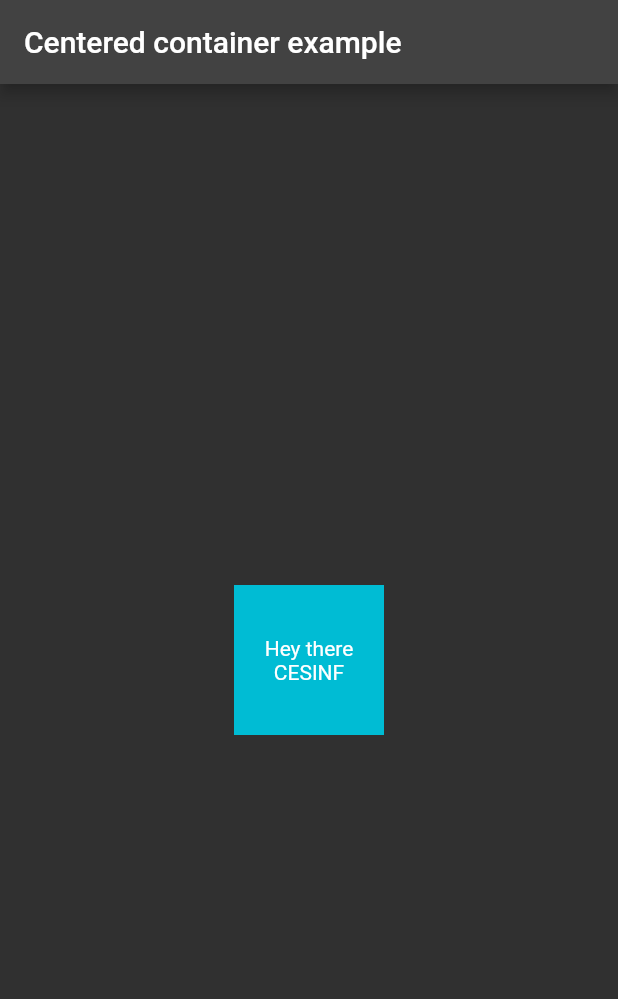
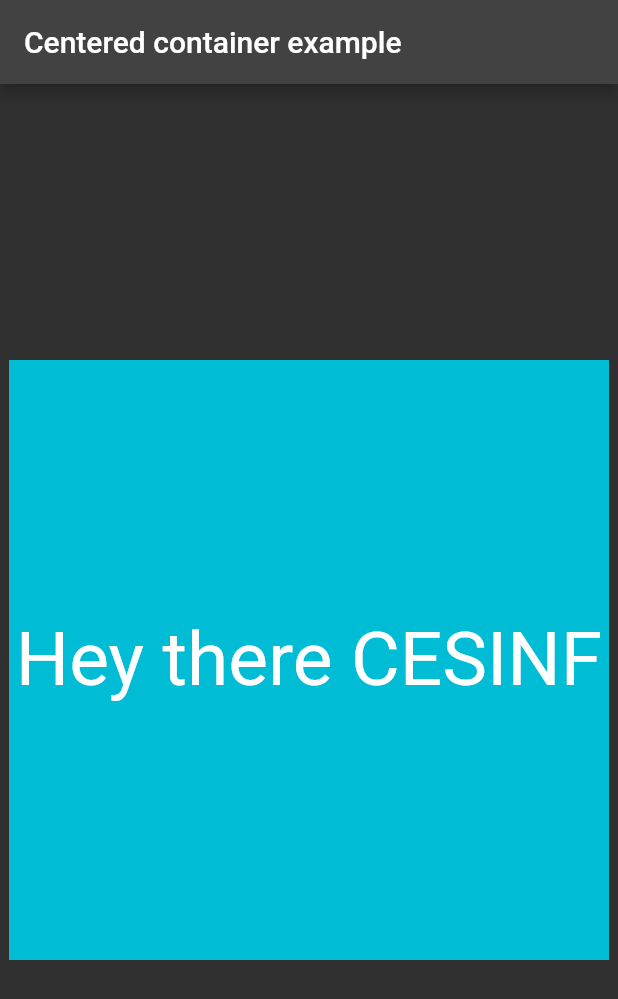
Before and after one commit to josnih21/cesinf-examples, a Flutter app: the screen it shows after launch, on a phone screen of 412 x 824 dp. Shown: the top 999 px of the screen. Run offline on Flutter 3.47's test engine with Material 2 defaults, Android fonts, the light colour scheme and no system bars.

Commit message:
:lipstick: Improve ui making sizes bigger

```diff
--- a/lib/main.dart
+++ b/lib/main.dart
@@ -51,13 +51,14 @@ class _MyHomePageState extends State<MyHomePage> {
                 child: AnimatedContainer(
                   duration: const Duration(seconds: 1),
                   curve: Curves.easeInCirc,
-                  height: isDefaultSize ? 100 : 200,
-                  width: isDefaultSize ? 100 : 200,
+                  height: isDefaultSize ? 400 : 600,
+                  width: isDefaultSize ? 400 : 600,
                   color: randomColor,
                   child: const Center(
                     child: Text(
                       'Hey there CESINF',
                       textAlign: TextAlign.center,
+                      style: TextStyle(fontSize: 50),
                     ),
                   ),
                 ),
```
